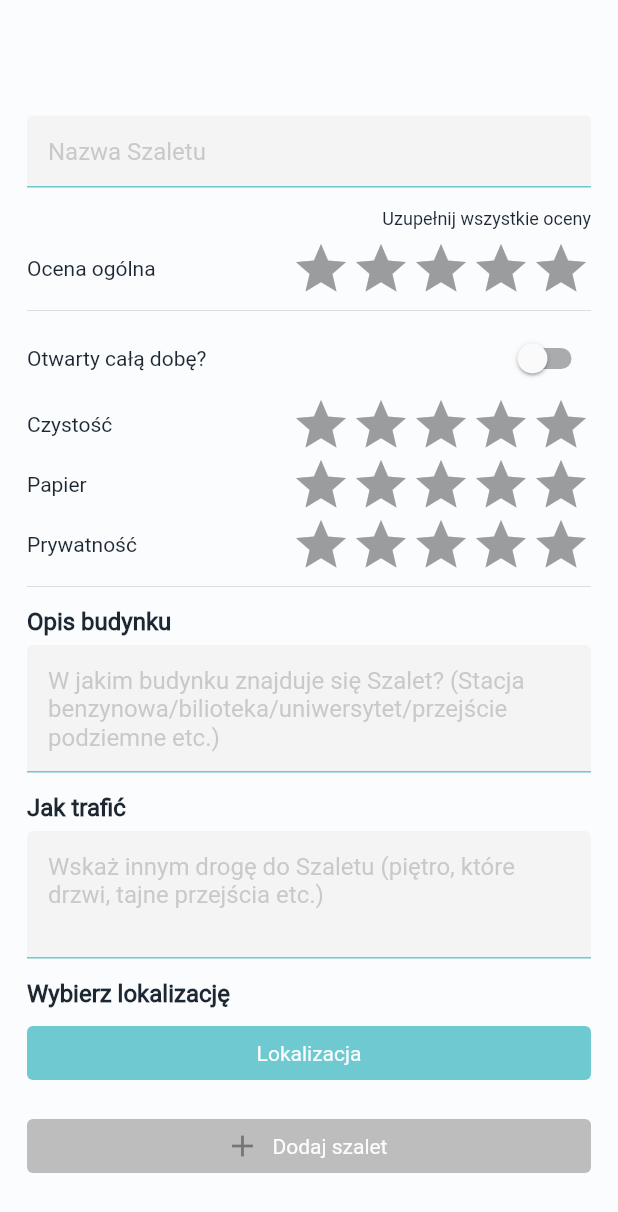
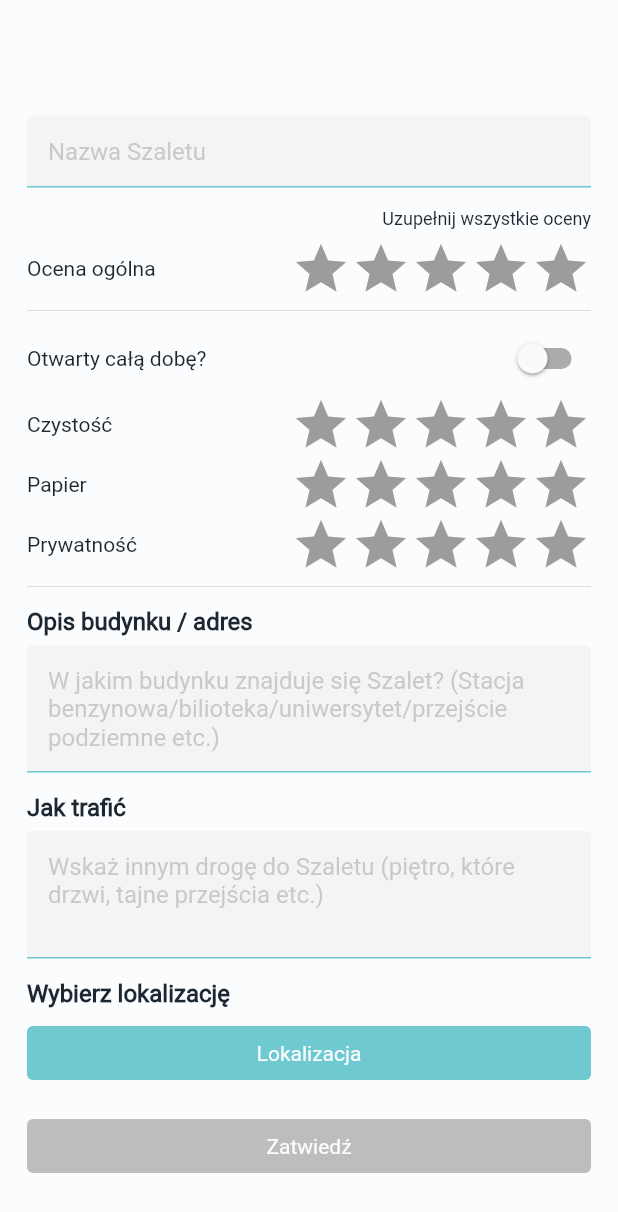
Before and after one commit to artoniaz/chalet, a Flutter app: the AddChalet screen opened directly, scrolled down 166 dp, on a phone screen of 412 x 824 dp. Shown: the top 1212 px of the screen. Run offline on Flutter 3.47's test engine with Material 2 defaults, Android fonts, the phone set to English and light mode, and no system bars; drawn by our look-alikes of flutter_rating_bar; our stand-ins replace cached_network_image, carousel_slider, cloud_firestore, device_info_plus, dio, equatable and 20 more; missing offline and left inert: flex_color_picker, flutter_login_facebook, flutter_polyline_points, geoflutterfire, google_place; accounts and stored records are empty.

Commit message:
Fixed typos

```diff
--- a/lib/screens/add_chalet/add_chalet.dart
+++ b/lib/screens/add_chalet/add_chalet.dart
@@ -201,7 +201,7 @@ class _AddChaletState extends State<AddChalet> {
                                   Divider(),
                                   VerticalSizedBox8(),
                                   Text(
-                                    'Opis budynku',
+                                    'Opis budynku / adres',
                                     style: Theme.of(context).textTheme.headline6!.copyWith(
                                           fontWeight: FontWeight.w700,
                                         ),
@@ -254,14 +254,13 @@ class _AddChaletState extends State<AddChalet> {
                                     onPressed: () => _navigateToLocalizationAndGetChaletLocalization(context),
                                   ),
                                   VerticalSizedBox16(),
-                                  CustomElevatedButtonIcon(
+                                  CustomElevatedButton(
                                     onPressed: state is AddChaletStateLoading ||
                                             state is AddChaletChaletAddedLoadingImages ||
                                             !_isLocalizationChoosen
                                         ? null
                                         : createChalet,
-                                    label: 'Dodaj szalet',
-                                    icon: Icon(Icons.add),
+                                    label: 'Zatwiedź',
                                   ),
                                 ],
                               ),
--- a/lib/screens/my_profile/change_password.dart
+++ b/lib/screens/my_profile/change_password.dart
@@ -74,7 +74,7 @@ class _ChangePasswordState extends State<ChangePassword> {
                 VerticalSizedBox16(),
                 TextFormField(
                   controller: _newPasswordConfirmController,
-                  decoration: textInputDecoration.copyWith(hintText: 'Potwierdź hasło hasło'),
+                  decoration: textInputDecoration.copyWith(hintText: 'Potwierdź hasło'),
                   obscureText: true,
                   validator: (val) => val != _newPasswordController.text ? 'Hasła muszą być zgodne' : null,
                   onEditingComplete: () => _updatePassword(),
--- a/lib/screens/social/pending_invitation/pending_team_invitation_container.dart
+++ b/lib/screens/social/pending_invitation/pending_team_invitation_container.dart
@@ -127,7 +127,7 @@ class _PendingTeamInvitationContainerState extends State<PendingTeamInvitationCo
                   VerticalSizedBox8(),
                   _choosenColor == null
                       ? CustomElevatedButton(
-                          label: 'Wybierz kolor',
+                          label: 'Wybierz swój kolor',
                           onPressed: () => showDialog(
                               context: context,
                               builder: (context) => ColorPickerDialog(
--- a/lib/widgets/color_picker_dialog.dart
+++ b/lib/widgets/color_picker_dialog.dart
@@ -26,7 +26,7 @@ class _ColorPickerDialogState extends State<ColorPickerDialog> {
     colors = avaliableColors.where((el) => !widget.alreadyChoosenColors.contains(el.bitmapDescriptor)).toList();
 
     return AlertDialog(
-      title: Text('Wybierz kolor'),
+      title: Text('Wybierz swój kolor'),
       content: Scrollbar(
           child: Wrap(
         spacing: Dimentions.small,
```
